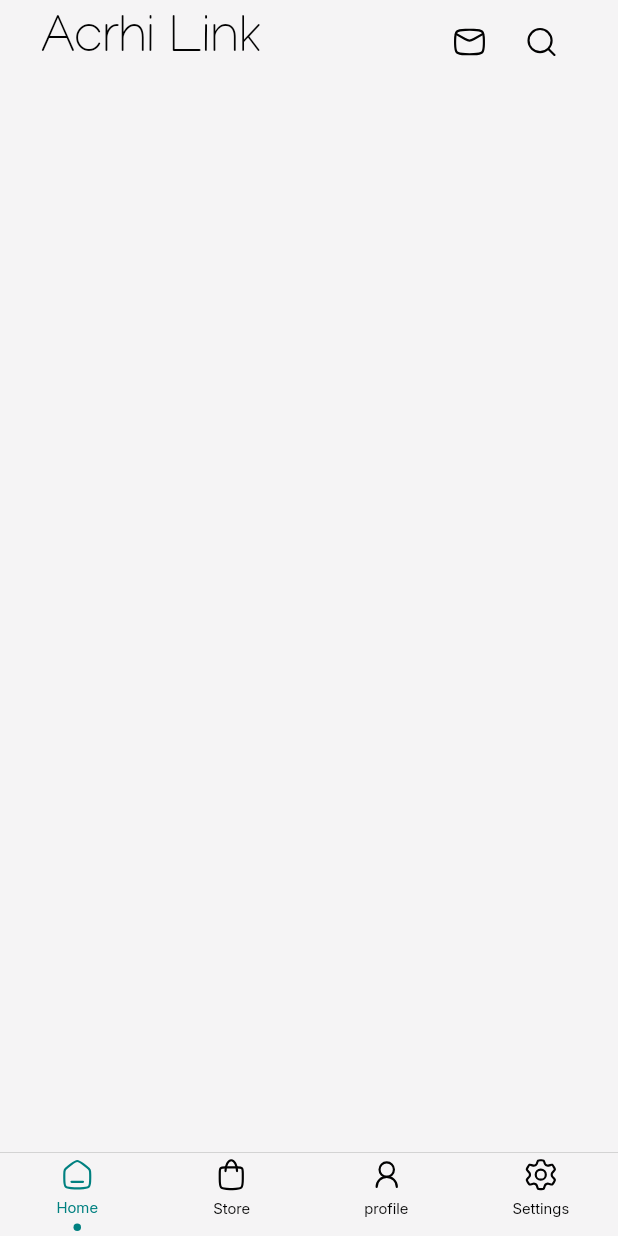
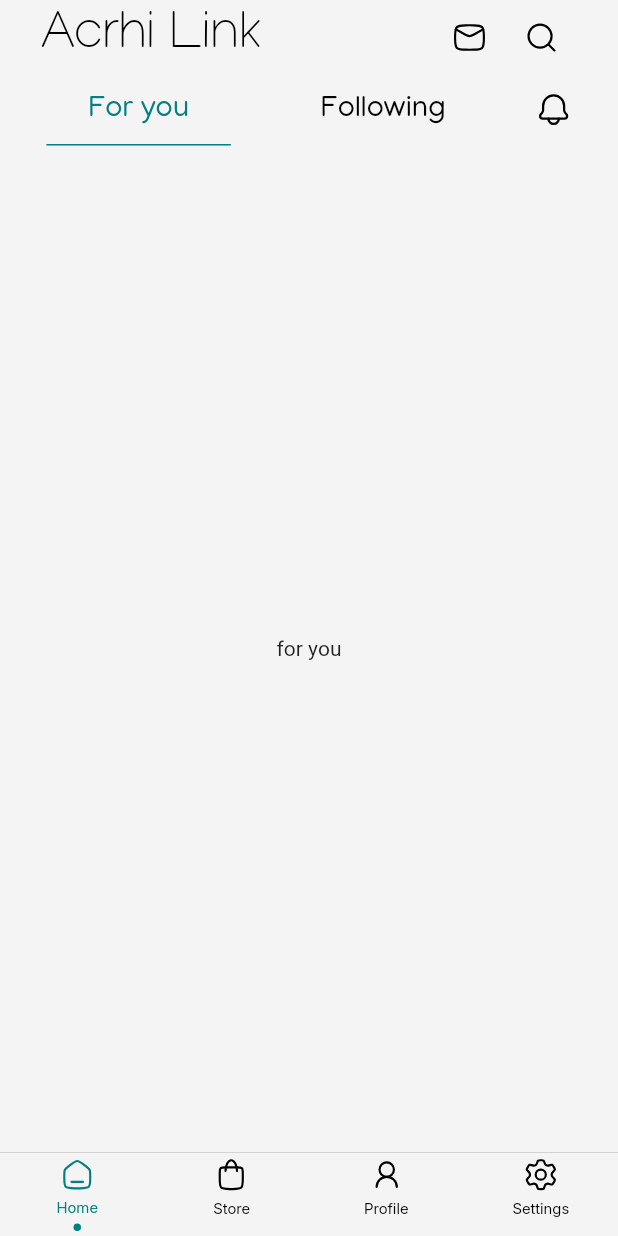
Before and after one commit to hasanShaaban/archilink, a Flutter app: the screen it shows after launch, on a phone screen of 412 x 824 dp. Run offline on Flutter 3.47's test engine with Material 3 defaults, Android fonts, the phone set to English and light mode, and no system bars; drawn by our look-alikes of persistent_bottom_nav_bar; our stand-ins replace flutter_svg.

Commit message:
home page tap bar done

```diff
--- a/lib/core/widgets/main_appbar.dart
+++ b/lib/core/widgets/main_appbar.dart
@@ -1,9 +1,16 @@
 import 'package:archilink/core/utils/app_text_style.dart';
 import 'package:archilink/core/utils/assets.dart';
 import 'package:archilink/core/widgets/app_bar_action_button.dart';
+import 'package:archilink/generated/l10n.dart';
 import 'package:flutter/material.dart';
+import 'package:flutter_svg/svg.dart';
 
-AppBar mainAppBar() {
+AppBar mainAppBar(
+  BuildContext context, {
+  required bool withTabBar,
+  required S lang,
+}) {
+  double height = MediaQuery.of(context).size.height;
   return AppBar(
     actionsPadding: EdgeInsets.only(right: 27),
     titleSpacing: 27,
@@ -16,5 +23,63 @@ AppBar mainAppBar() {
       AppBarActionButton(icon: Assets.assetsIconsMail, onPress: () {}),
       AppBarActionButton(icon: Assets.assetsIconsSearch, onPress: () {}),
     ],
+    bottom: withTabBar
+        ? PreferredSize(
+          preferredSize: Size.fromHeight(height * 43.5/874),
+          child: HomePageTapbar())
+        : null,
   );
 }
+
+class HomePageTapbar extends StatefulWidget {
+  const HomePageTapbar({
+    super.key,
+  });
+
+  @override
+  State<HomePageTapbar> createState() => _HomePageTapbarState();
+}
+
+class _HomePageTapbarState extends State<HomePageTapbar> {
+  int seleted = 0;
+  @override
+  Widget build(BuildContext context) {
+
+    var lang = S.of(context);
+    return TabBar(
+      onTap: (value) => {
+        setState(() {
+          seleted = value;
+        })
+      },
+      isScrollable: true,
+        physics: BouncingScrollPhysics(),
+        indicatorWeight: 1,
+        labelColor: Theme.of(context).colorScheme.primary,
+        unselectedLabelColor: Theme.of(context).colorScheme.onSurface,
+        labelStyle: AppTextStyle.mallannaRegular20,
+        indicatorSize: TabBarIndicatorSize.label,
+        indicatorColor: Theme.of(context).colorScheme.primary,
+
+        tabs: [
+          Padding(
+            padding: const EdgeInsets.symmetric(horizontal: 28),
+            child: Tab(text: lang.forYou),
+          ),
+          Padding(
+            padding: const EdgeInsets.symmetric(horizontal: 28),
+            child: Tab(text: lang.following),
+          ),
+          Tab(
+            child: SvgPicture.asset(
+              Assets.assetsIconsNotification,
+              width: 24,
+              color:seleted == 2 ?
+               Theme.of(context).colorScheme.primary:
+               Theme.of(context).colorScheme.onSurface,
+            ),
+          ),
+        ],
+      );
+  }
+}
--- a/lib/features/Home/presentation/views/home_page_body.dart
+++ b/lib/features/Home/presentation/views/home_page_body.dart
@@ -1,5 +1,6 @@
 
 import 'package:archilink/core/widgets/main_appbar.dart';
+import 'package:archilink/generated/l10n.dart';
 import 'package:flutter/material.dart';
 
 class HomePageBody extends StatelessWidget {
@@ -9,8 +10,17 @@ class HomePageBody extends StatelessWidget {
 
   @override
   Widget build(BuildContext context) {
-    return Scaffold(
-      appBar: mainAppBar(),
+    var lang = S.of(context);
+    return DefaultTabController(
+      length: 3,
+      child: Scaffold(
+        appBar: mainAppBar (context ,withTabBar: true, lang: lang),
+        body: TabBarView(children: [
+          Center(child: Text('for you')),
+          Center(child: Text('following')),
+          Center(child: Text('saved')),
+        ]),
+      ),
     );
   }
 
--- a/lib/features/main/presentation/views/main_page.dart
+++ b/lib/features/main/presentation/views/main_page.dart
@@ -2,6 +2,7 @@ import 'package:archilink/core/utils/app_colors.dart';
 import 'package:archilink/core/utils/assets.dart';
 import 'package:archilink/features/Home/presentation/views/home_page_body.dart';
 import 'package:archilink/features/main/presentation/views/widgets/nav_bar_icon_and_label.dart';
+import 'package:archilink/generated/l10n.dart';
 import 'package:flutter/material.dart';
 import 'package:persistent_bottom_nav_bar/persistent_bottom_nav_bar.dart';
 
@@ -30,23 +31,23 @@ class _MainViewState extends State<MainView> {
   ];
 
   // Section: Navigation bar items
-  List<PersistentBottomNavBarItem> _navBarsItems() {
+  List<PersistentBottomNavBarItem> _navBarsItems(S lang) {
     return [
-      navigationBarItem(context, image: Assets.assetsIconsHome, title: 'Home'),
+      navigationBarItem(context, image: Assets.assetsIconsHome, title: lang.home),
       navigationBarItem(
         context,
         image: Assets.assetsIconsShoppingBasket,
-        title: 'Store',
+        title: lang.store,
       ),
       navigationBarItem(
         context,
         image: Assets.assetsIconsUser,
-        title: 'profile',
+        title: lang.profile,
       ),
       navigationBarItem(
         context,
         image: Assets.assetsIconsSettings,
-        title: 'Settings',
+        title: lang.settings,
       ),
     ];
   }
@@ -54,6 +55,7 @@ class _MainViewState extends State<MainView> {
   // Section: Build method for the main view
   @override
   Widget build(BuildContext context) {
+    var lang = S.of(context);
     return PersistentTabView(
       decoration: NavBarDecoration(
         border: Border(
@@ -66,7 +68,7 @@ class _MainViewState extends State<MainView> {
       context,
       screens: _pages,
       controller: _controller,
-      items: _navBarsItems(),
+      items: _navBarsItems(lang),
       backgroundColor: Theme.of(context).scaffoldBackgroundColor,
       handleAndroidBackButtonPress: true,
       resizeToAvoidBottomInset: true,
@@ -96,7 +98,7 @@ PersistentBottomNavBarItem navigationBarItem(
       image: image,
       title: title,
     ),
-    title: ("Home"),
+    title: (title),
     activeColorPrimary: Theme.of(context).colorScheme.primary,
     inactiveColorPrimary: Theme.of(context).colorScheme.onSurface,
   );
--- a/lib/l10n/intl_ar.arb
+++ b/lib/l10n/intl_ar.arb
@@ -1,4 +1,17 @@
 {
     "local":"ar",
-    "welcome":"مرحبا"
+    "welcome":"مرحبا",
+    "home": "الرئيسية",
+    "search": "بحث",
+    "profile": "الملف الشخصي",
+    "store": "المتجر",
+    "settings": "الإعدادات",
+    "mail": "الرسائل",
+    "forYou": "لك",
+    "following": "المتابَعون",
+    "notification": "الإشعارات",
+    "featuredMember": "عضو مميز",
+    "follow": "متابعة",
+    "feed": "الموجز"
+
 }
--- a/lib/l10n/intl_en.arb
+++ b/lib/l10n/intl_en.arb
@@ -1,4 +1,17 @@
 {
     "local":"en",
-    "welcome":"Welcome"
+    "welcome":"Welcome",
+    "home":"Home",
+    "search":"Search",
+    "profile":"Profile",
+    "store":"Store",
+    "settings":"Settings",
+    "mail":"Mail",
+    "forYou":"For you",
+    "following":"Following",
+    "notification":"Notifications",
+    "featuredMember":"Featured Member",
+    "follow":"Follow",
+    "feed":"Feed"
+
 }
```
Also changed, not shown: lib/generated/intl/messages_ar.dart, lib/generated/intl/messages_en.dart, lib/generated/l10n.dart. Lines whose indentation alone changed are shown as unchanged.
